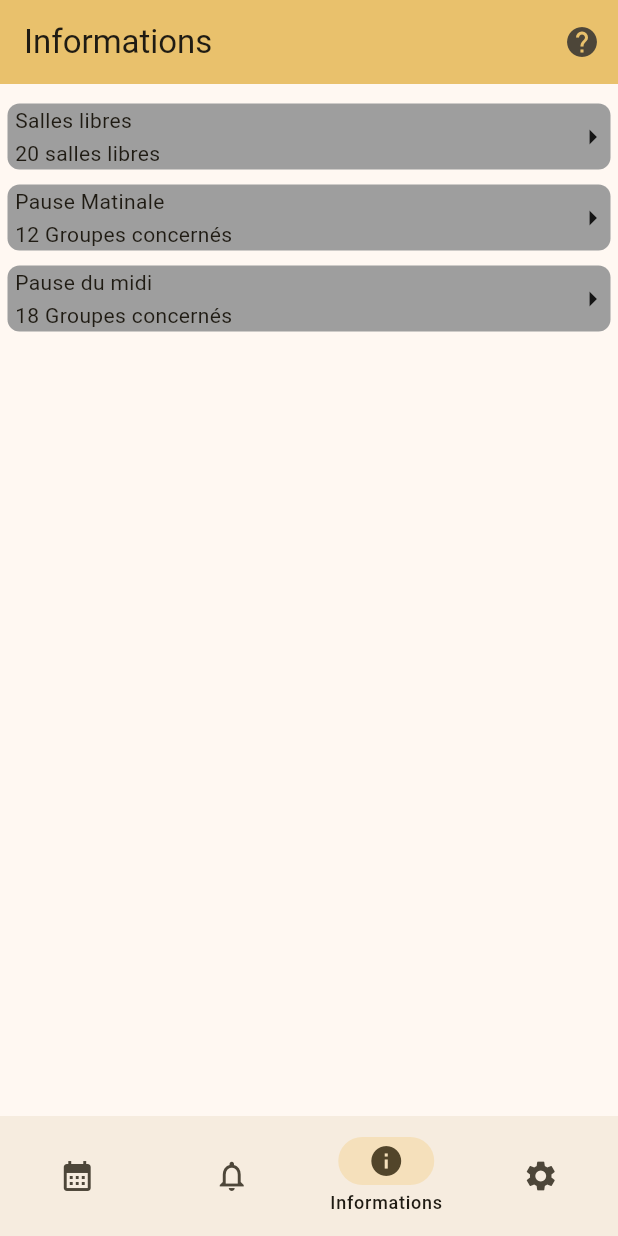
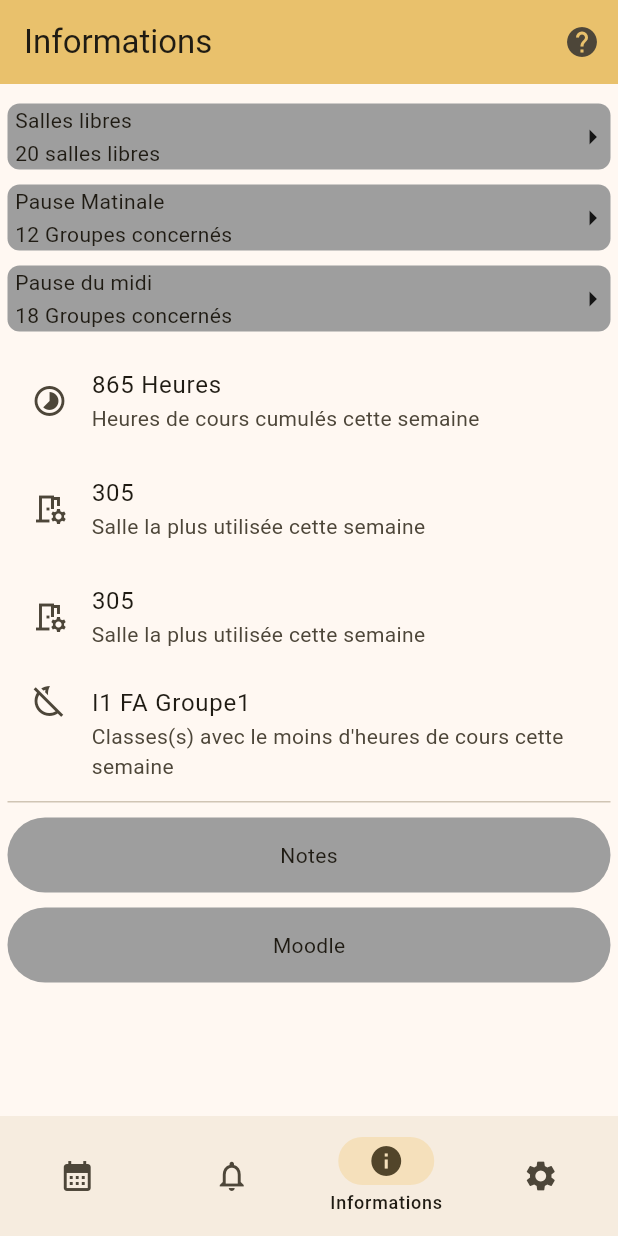
Before and after one commit to max16150/calendrier-super-swag, a Flutter app: the screen it shows after launch, item 3 of the bottom bar chosen, on a phone screen of 412 x 824 dp. Run offline on Flutter 3.47's test engine with Material 3 defaults, Android fonts, the phone set to English and light mode, and no system bars; our stand-ins replace dio, equatable, firebase_core, firebase_crashlytics, gap, package_info_plus and 3 more; accounts and stored records are empty.

Commit message:
UI Information 1st page finished

```diff
--- a/lib/views/informations/informations.dart
+++ b/lib/views/informations/informations.dart
@@ -41,27 +41,70 @@ class _Informations extends State<Informations> {
               onTap: () {},
             ),
           ),
-          /*ListView(
-            children: const <Widget>[
-              ListTile(
-                leading: CircleAvatar(child: Text('A')),
-                title: Text('Headline'),
-                subtitle: Text('Supporting text'),
+          const Padding(
+            padding: EdgeInsets.symmetric(horizontal: 5, vertical: 5),
+            child: ListTileExample(
+                heures: "865",
+                salle: "305",
+                groupePlus: "I2FA Groupe 5",
+                groupeMoins: "I1 FA Groupe1"),
           ),
-              ListTile(
-                leading: CircleAvatar(child: Text('B')),
-                title: Text('Headline'),
-                subtitle: Text(
-                    'Longer supporting text to demonstrate how the text wraps and how the leading and trailing widgets are centered vertically with the text.'),
-              ),
-              ListTile(
-                leading: CircleAvatar(child: Text('C')),
-                title: Text('Headline'),
-                subtitle: Text(
-                    "Longer supporting text to demonstrate how the text wraps and how setting 'ListTile.isThreeLine = true' aligns leading and trailing widgets to the top vertically with the text."),
+          Container(
+            constraints: const BoxConstraints(minWidth: 200, minHeight: 60),
+            child: const Padding(
+              padding: EdgeInsets.symmetric(horizontal: 5, vertical: 5),
+              child: Material(
+                borderRadius: BorderRadius.all(Radius.circular(30.0)),
+                color: Colors.grey,
+                child: InkWell(
+                  child: Row(
+                    children: [
+                      Expanded(
+                        child: Column(
+                          crossAxisAlignment: CrossAxisAlignment.center,
+                          children: [
+                            Padding(
+                              padding: EdgeInsets.symmetric(
+                                  horizontal: 5, vertical: 1),
+                              child: Text("Notes"),
                             ),
                           ],
-          ),*/
+                        ),
+                      ),
+                    ],
+                  ),
+                ),
+              ),
+            ),
+          ),
+          Container(
+            constraints: const BoxConstraints(minWidth: 200, minHeight: 60),
+            child: const Padding(
+              padding: EdgeInsets.symmetric(horizontal: 5, vertical: 5),
+              child: Material(
+                borderRadius: BorderRadius.all(Radius.circular(30.0)),
+                color: Colors.grey,
+                child: InkWell(
+                  child: Row(
+                    children: [
+                      Expanded(
+                        child: Column(
+                          crossAxisAlignment: CrossAxisAlignment.center,
+                          children: [
+                            Padding(
+                              padding: EdgeInsets.symmetric(
+                                  horizontal: 5, vertical: 1),
+                              child: Text("Moodle"),
+                            ),
+                          ],
+                        ),
+                      ),
+                    ],
+                  ),
+                ),
+              ),
+            ),
+          ),
         ],
       ),
     );
@@ -94,16 +137,17 @@ class TitledButton extends StatelessWidget {
                 crossAxisAlignment: CrossAxisAlignment.start,
                 children: [
                   Padding(
-                      padding: const EdgeInsets.symmetric(
-                          horizontal: 5, vertical: 1),
+                    padding:
+                        const EdgeInsets.symmetric(horizontal: 5, vertical: 1),
                     child: Text(title),
                   ),
                   Padding(
-                      padding: const EdgeInsets.symmetric(
-                          horizontal: 5, vertical: 1),
+                    padding:
+                        const EdgeInsets.symmetric(horizontal: 5, vertical: 1),
                     child: Text(subtitle),
                   ),
-                  ]),
+                ],
+              ),
             ),
             const Icon(Icons.arrow_right_outlined)
           ],
@@ -112,3 +156,52 @@ class TitledButton extends StatelessWidget {
     );
   }
 }
+
+class ListTileExample extends StatelessWidget {
+  const ListTileExample({
+    super.key,
+    required this.heures,
+    required this.salle,
+    required this.groupePlus,
+    required this.groupeMoins,
+  });
+
+  final String heures;
+  final String salle;
+  final String groupePlus;
+  final String groupeMoins;
+
+  @override
+  Widget build(BuildContext context) {
+    return ListView(
+      shrinkWrap: true, // Added to prevent unbounded height error
+      physics:
+          const NeverScrollableScrollPhysics(), // Prevents the ListView from being scrollable
+      children: <Widget>[
+        ListTile(
+          leading: const Icon(Icons.timelapse_outlined),
+          title: Text('$heures Heures'),
+          subtitle: const Text('Heures de cours cumulés cette semaine'),
+        ),
+        ListTile(
+          leading: const Icon(Icons.room_preferences_outlined),
+          title: Text(salle),
+          subtitle: const Text('Salle la plus utilisée cette semaine'),
+        ),
+        ListTile(
+          leading: const Icon(Icons.room_preferences_outlined),
+          title: Text(salle),
+          subtitle: const Text('Salle la plus utilisée cette semaine'),
+        ),
+        ListTile(
+          leading: const Icon(Icons.bedtime_off_outlined),
+          title: Text(groupeMoins),
+          subtitle: const Text(
+              "Classes(s) avec le moins d'heures de cours cette semaine"),
+          isThreeLine: true,
+        ),
+        const Divider(height: 0),
+      ],
+    );
+  }
+}
```
Also changed, not shown: lib/main.dart (+4 -3 lines). Lines whose indentation alone changed are shown as unchanged.
